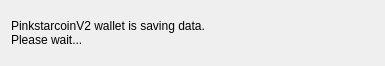
Qt form src/Gui/Common/ExitWidget.ui (mtl1979/bittorium-gui) before a commit.
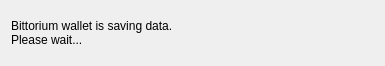
The same form after that commit.

```diff
--- a/src/Gui/Common/ExitWidget.ui
+++ b/src/Gui/Common/ExitWidget.ui
@@ -17,7 +17,7 @@
    <item>
     <widget class="QLabel" name="label">
      <property name="text">
-      <string>PinkstarcoinV2 wallet is saving data.
+      <string>Bittorium wallet is saving data.
 Please wait...</string>
      </property>
     </widget>
```
